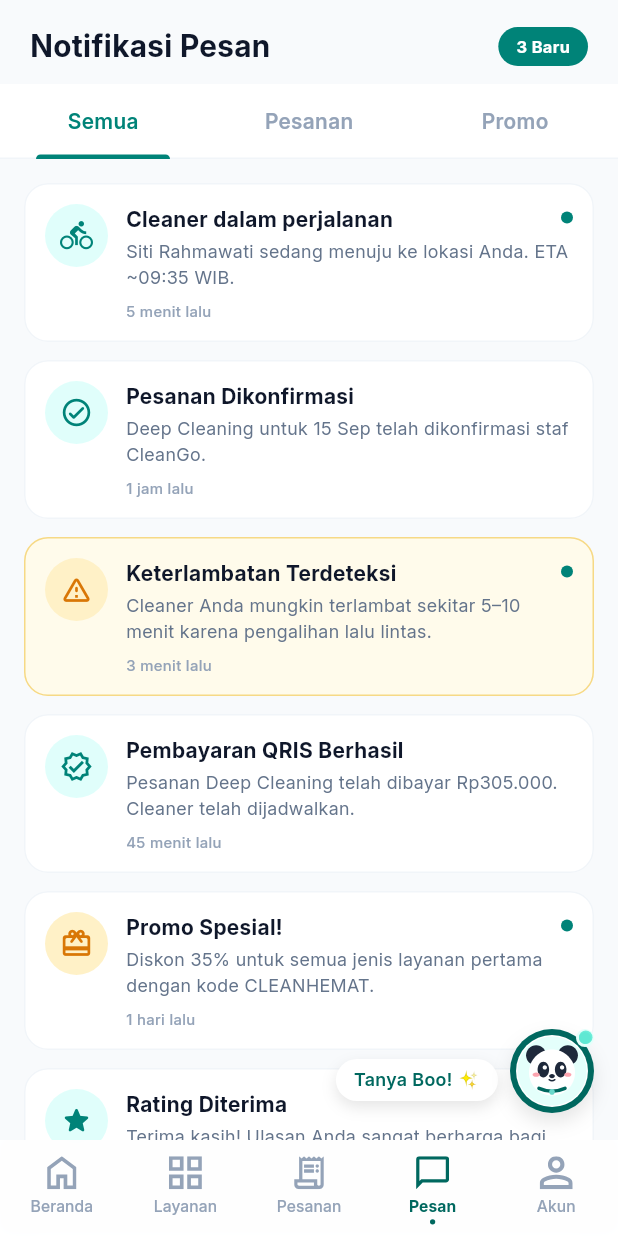
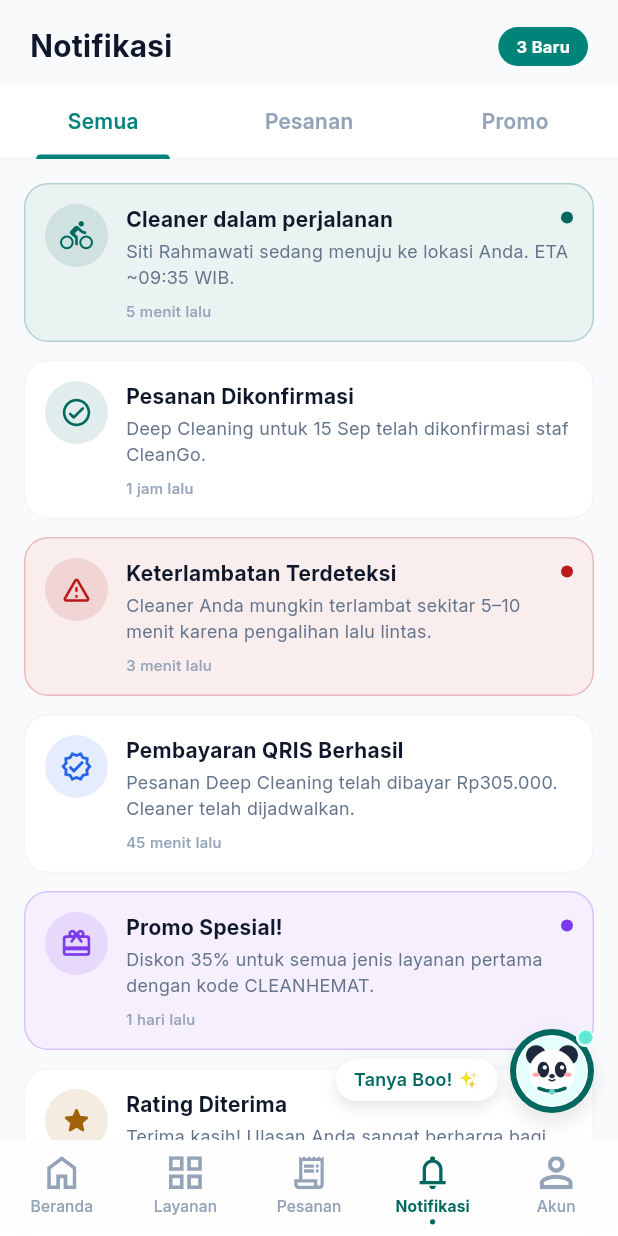
Before and after one commit to team-T3B-Kelompok6/CleanGo-app, a Flutter app: the MessagesPage screen opened by its route, on a phone screen of 412 x 824 dp. Run offline on Flutter 3.47's test engine with Material 3 defaults, Android fonts, the phone set to English and light mode, and no system bars; our stand-ins replace drift, drift_flutter, flutter_map, flutter_secure_storage, flutter_svg, latlong2 and 1 more; accounts and stored records are empty; generated files the repository leaves out were written again; statements that could not run were skipped; project files that could hold a hidden picture were left out.

Commit message:
feat: mengimplementasikan dropdown FAQ, pertanyaan langsung ke Boo, dan  pembaruan menu dan warna notifikasi

```diff
--- a/lib/app.dart
+++ b/lib/app.dart
@@ -21,6 +21,7 @@ import 'features/booking/data/booking_draft_repository.dart';
 import 'features/booking/domain/models/booking_draft.dart';
 import 'features/booking/domain/models/cleaning_address.dart';
 import 'features/home/pages/home_page.dart';
+import 'features/message/controllers/message_controller.dart';
 import 'features/message/pages/messages_page.dart';
 import 'features/onboarding/pages/onboarding_page.dart';
 import 'features/onboarding/pages/splash_page.dart';
@@ -113,6 +114,7 @@ class _CleanGoAppState extends State<CleanGoApp> {
         ChangeNotifierProvider(create: (_) => ProfileController()),
         ChangeNotifierProvider(create: (_) => SupportController()),
         ChangeNotifierProvider(create: (_) => OrderController()),
+        ChangeNotifierProvider(create: (_) => MessageController()),
       ],
       child: MaterialApp(
         title: 'CleanGo',
--- a/lib/features/booking/pages/booking_page.dart
+++ b/lib/features/booking/pages/booking_page.dart
@@ -314,7 +314,7 @@ class _NoteField extends StatelessWidget {
         height: 1.6,
       ),
       decoration: InputDecoration(
-        hintText: 'Misal: ada anjing peliharaan di rumah, harap fokus bersihkan lantai atas...',
+        hintText: 'Masukkan catatan (opsional)',
         hintStyle: const TextStyle(
           color: AppColors.slate500,
           fontSize: 13,
--- a/lib/features/message/pages/messages_page.dart
+++ b/lib/features/message/pages/messages_page.dart
@@ -1,5 +1,6 @@
 import 'package:flutter/material.dart';
 import 'package:flutter/services.dart';
+import 'package:provider/provider.dart';
 
 import '../../../core/constants/app_routes.dart';
 import '../../../core/theme/app_theme.dart';
@@ -24,13 +25,7 @@ class _MessagesPageState extends State<MessagesPage> {
   @override
   void initState() {
     super.initState();
-    _controller = MessageController();
-  }
-
-  @override
-  void dispose() {
-    _controller.dispose();
-    super.dispose();
+    _controller = context.read<MessageController>();
   }
 
   @override
@@ -159,7 +154,7 @@ class _MessagesHeader extends StatelessWidget {
         children: [
           const Expanded(
             child: Text(
-              'Notifikasi Pesan',
+              'Notifikasi',
               style: TextStyle(
                 color: AppColors.slate900,
                 fontFamily: AppTheme.fontFamily,
@@ -303,17 +298,20 @@ class _MessageNotificationCard extends StatelessWidget {
 
   @override
   Widget build(BuildContext context) {
-    final backgroundColor = message.isWarning
-        ? const Color(0xFFFFFBEB)
+    final accent = _notificationAccent(message);
+    final backgroundColor = message.isUnread
+        ? Color.alphaBlend(accent.withValues(alpha: 0.08), Colors.white)
         : Colors.white;
-    final borderColor = message.isWarning
-        ? const Color(0xFFF6D986)
+    final borderColor = message.isUnread
+        ? accent.withValues(alpha: 0.24)
         : AppColors.slate100;
 
     return Semantics(
       button: onTap != null,
       label: '${message.title}. ${message.description}',
+      value: message.isUnread ? 'Belum dibaca' : 'Sudah dibaca',
       child: Material(
+        key: ValueKey('notification-${message.id}'),
         color: backgroundColor,
         shape: RoundedRectangleBorder(
           borderRadius: BorderRadius.circular(16),
@@ -329,7 +327,7 @@ class _MessageNotificationCard extends StatelessWidget {
             child: Row(
               crossAxisAlignment: CrossAxisAlignment.start,
               children: [
-                _MessageIcon(message: message),
+                _MessageIcon(message: message, color: accent),
                 const SizedBox(width: 12),
                 Expanded(
                   child: Column(
@@ -352,14 +350,14 @@ class _MessageNotificationCard extends StatelessWidget {
                           ),
                           if (message.isUnread) ...[
                             const SizedBox(width: 8),
-                            const Padding(
-                              padding: EdgeInsets.only(top: 5),
+                            Padding(
+                              padding: const EdgeInsets.only(top: 5),
                               child: DecoratedBox(
                                 decoration: BoxDecoration(
-                                  color: AppColors.primaryAction,
+                                  color: accent,
                                   shape: BoxShape.circle,
                                 ),
-                                child: SizedBox.square(dimension: 8),
+                                child: const SizedBox.square(dimension: 8),
                               ),
                             ),
                           ],
@@ -393,7 +391,7 @@ class _MessageNotificationCard extends StatelessWidget {
                             ),
                           ),
                           if (message.badge != null)
-                            _MessageBadge(label: message.badge!),
+                            _MessageBadge(label: message.badge!, color: accent),
                         ],
                       ),
                     ],
@@ -409,21 +407,13 @@ class _MessageNotificationCard extends StatelessWidget {
 }
 
 class _MessageIcon extends StatelessWidget {
-  const _MessageIcon({required this.message});
+  const _MessageIcon({required this.message, required this.color});
 
   final MessageNotificationModel message;
+  final Color color;
 
   @override
   Widget build(BuildContext context) {
-    final isWarm =
-        message.iconType == MessageIconType.delayed ||
-        message.iconType == MessageIconType.promo;
-    final background = isWarm
-        ? const Color(0xFFFFF1C7)
-        : AppColors.primaryContainer.withValues(alpha: 0.55);
-    final foreground = isWarm
-        ? const Color(0xFFD97706)
-        : AppColors.primaryAction;
     final icon = switch (message.iconType) {
       MessageIconType.delivery => Icons.directions_bike_outlined,
       MessageIconType.confirmed => Icons.check_circle_outline_rounded,
@@ -434,19 +424,23 @@ class _MessageIcon extends StatelessWidget {
     };
 
     return DecoratedBox(
-      decoration: BoxDecoration(color: background, shape: BoxShape.circle),
+      decoration: BoxDecoration(
+        color: color.withValues(alpha: 0.12),
+        shape: BoxShape.circle,
+      ),
       child: SizedBox.square(
         dimension: 42,
-        child: Icon(icon, size: 22, color: foreground),
+        child: Icon(icon, size: 22, color: color),
       ),
     );
   }
 }
 
 class _MessageBadge extends StatelessWidget {
-  const _MessageBadge({required this.label});
+  const _MessageBadge({required this.label, required this.color});
 
   final String label;
+  final Color color;
 
   @override
   Widget build(BuildContext context) {
@@ -454,23 +448,19 @@ class _MessageBadge extends StatelessWidget {
       decoration: BoxDecoration(
         color: Colors.white.withValues(alpha: 0.82),
         borderRadius: BorderRadius.circular(999),
-        border: Border.all(color: const Color(0xFFF1D279)),
+        border: Border.all(color: color.withValues(alpha: 0.24)),
       ),
       child: Padding(
         padding: const EdgeInsets.symmetric(horizontal: 8, vertical: 3),
         child: Row(
           mainAxisSize: MainAxisSize.min,
           children: [
-            const Icon(
-              Icons.auto_awesome_rounded,
-              size: 11,
-              color: Color(0xFFD97706),
-            ),
+            Icon(Icons.auto_awesome_rounded, size: 11, color: color),
             const SizedBox(width: 4),
             Text(
               label,
-              style: const TextStyle(
-                color: Color(0xFF92400E),
+              style: TextStyle(
+                color: color,
                 fontFamily: AppTheme.fontFamily,
                 fontSize: 9,
                 fontWeight: FontWeight.w600,
@@ -483,3 +473,14 @@ class _MessageBadge extends StatelessWidget {
     );
   }
 }
+
+Color _notificationAccent(MessageNotificationModel message) {
+  if (message.isWarning) return AppColors.notification;
+  return switch (message.iconType) {
+    MessageIconType.delayed => AppColors.notification,
+    MessageIconType.promo => const Color(0xFF7C3AED),
+    MessageIconType.rating => const Color(0xFFA16207),
+    MessageIconType.payment => const Color(0xFF2563EB),
+    MessageIconType.delivery || MessageIconType.confirmed => AppColors.primary,
+  };
+}
--- a/lib/shared/widgets/bottom_navigation.dart
+++ b/lib/shared/widgets/bottom_navigation.dart
@@ -40,9 +40,9 @@ class BottomNavigation extends StatelessWidget {
       label: 'Pesanan',
     ),
     _NavigationDestinationData(
-      activeIconPath: 'assets/icons/nav_messages_inactive.svg',
-      inactiveIconPath: 'assets/icons/nav_messages_inactive.svg',
-      label: 'Pesan',
+      activeIconPath: 'assets/icons/notification.svg',
+      inactiveIconPath: 'assets/icons/notification.svg',
+      label: 'Notifikasi',
     ),
     _NavigationDestinationData(
       activeIconPath: 'assets/icons/nav_profile_inactive.svg',
@@ -172,7 +172,9 @@ class _BottomNavigationItem extends StatelessWidget {
                   ),
                 ),
                 const SizedBox(height: 2),
-                Text(
+                FittedBox(
+                  fit: BoxFit.scaleDown,
+                  child: Text(
                     label,
                     maxLines: 1,
                     style: TextStyle(
@@ -181,6 +183,7 @@ class _BottomNavigationItem extends StatelessWidget {
                       fontWeight: active ? FontWeight.w700 : FontWeight.w500,
                       height: 1.2,
                       letterSpacing: 0.1,
+                    ),
                   ),
                 ),
                 if (showActiveIndicator) ...[
```
Also changed, not shown: lib/features/chatbot/pages/chatbot_page.dart (+22 -6 lines), lib/features/support/controllers/support_controller.dart (+4 -29 lines), lib/features/support/pages/help_center_page.dart (+98 -139 lines), 6 other files. Lines whose indentation alone changed are shown as unchanged.
